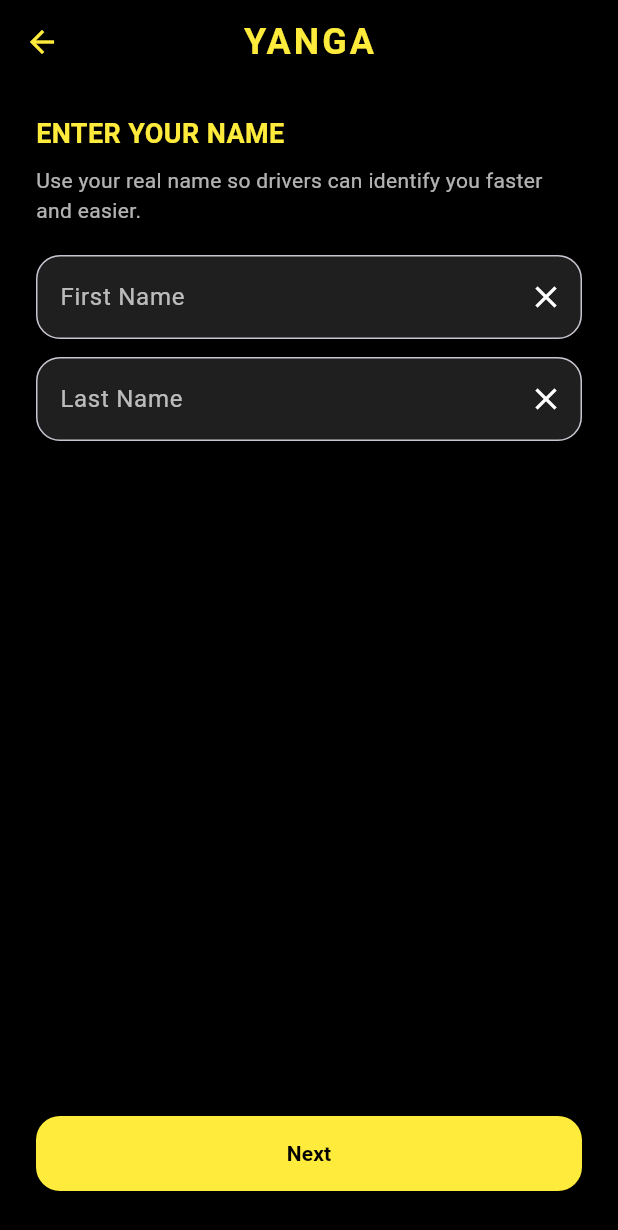
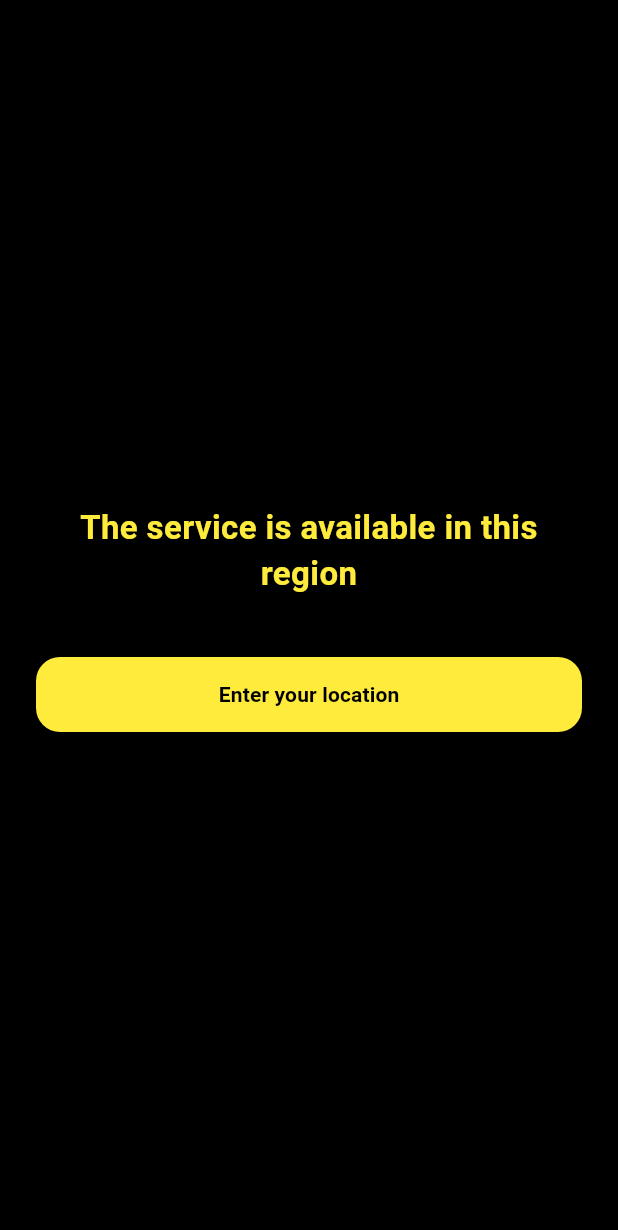
Before and after one commit to Timothy-Msiska/YendaRide, a Flutter app: the EnterNamePage screen opened directly, after a tap on "Next", on a phone screen of 412 x 824 dp. Shown: the top 1230 px of the screen. Run offline on Flutter 3.47's test engine with Material 3 defaults, Android fonts, the phone set to English and light mode, and no system bars.

Commit message:
Home page in progress

```diff
--- /dev/null
+++ b/lib/views/home.dart
@@ -0,0 +1,44 @@
+import 'package:flutter/material.dart';
+
+class Home extends StatelessWidget {
+  @override
+  Widget build(BuildContext context) {
+    return Scaffold(
+      backgroundColor: Colors.black,
+      body: Padding(
+        padding: const EdgeInsets.symmetric(horizontal: 24.0),
+        child: Column(
+          mainAxisAlignment: MainAxisAlignment.center,
+          children: [
+            Text(
+              'The service is available in this region',
+              textAlign: TextAlign.center,
+              style: TextStyle(
+                color: Colors.yellow,
+                fontWeight: FontWeight.bold,
+                fontSize: 22,
+              ),
+            ),
+            SizedBox(height: 40),
+            ElevatedButton(
+              onPressed: () {
+                // Navigate to location change page
+              },
+              style: ElevatedButton.styleFrom(
+                backgroundColor: Colors.yellow,
+                minimumSize: Size(double.infinity, 50),
+                shape: RoundedRectangleBorder(
+                  borderRadius: BorderRadius.circular(16),
+                ),
+              ),
+              child: Text(
+                'Enter your location',
+                style: TextStyle(color: Colors.black, fontWeight: FontWeight.bold),
+              ),
+            ),
+          ],
+        ),
+      ),
+    );
+  }
+}
--- a/lib/views/name_registration.dart
+++ b/lib/views/name_registration.dart
@@ -1,4 +1,5 @@
 import 'package:flutter/material.dart';
+import 'package:uber/views/home.dart';
 
 class EnterNamePage extends StatelessWidget {
   final TextEditingController firstNameController = TextEditingController();
@@ -48,8 +49,13 @@ class EnterNamePage extends StatelessWidget {
             _buildInputField(lastNameController, 'Last Name'),
             Spacer(),
             ElevatedButton(
-              onPressed: () {
-                // Handle Next logic here
+              onPressed:
+                   () {
+
+                Navigator.push(
+                  context,
+                  MaterialPageRoute(builder: (context) =>Home()),
+                );
               },
               style: ElevatedButton.styleFrom(
                 backgroundColor: Colors.yellow,
--- a/lib/views/register.dart
+++ b/lib/views/register.dart
@@ -1,4 +1,5 @@
 import 'package:flutter/material.dart';
+import 'package:uber/views/name_registration.dart';
 
 class PhoneLoginPage extends StatefulWidget {
   @override
@@ -105,10 +106,14 @@ class _PhoneLoginPageState extends State<PhoneLoginPage> {
 
               SizedBox(height: 10),
               ElevatedButton(
-                onPressed: isAgreed
-                    ? () {
-                  // Handle login logic
-                }
+                  onPressed: isAgreed
+                      ? () {
+
+                    Navigator.push(
+                      context,
+                      MaterialPageRoute(builder: (context) => EnterNamePage()),
+                    );
+                  }
                     : null, // Disabled when not agreed
                 style: ElevatedButton.styleFrom(
                   backgroundColor: Colors.yellow,
```
